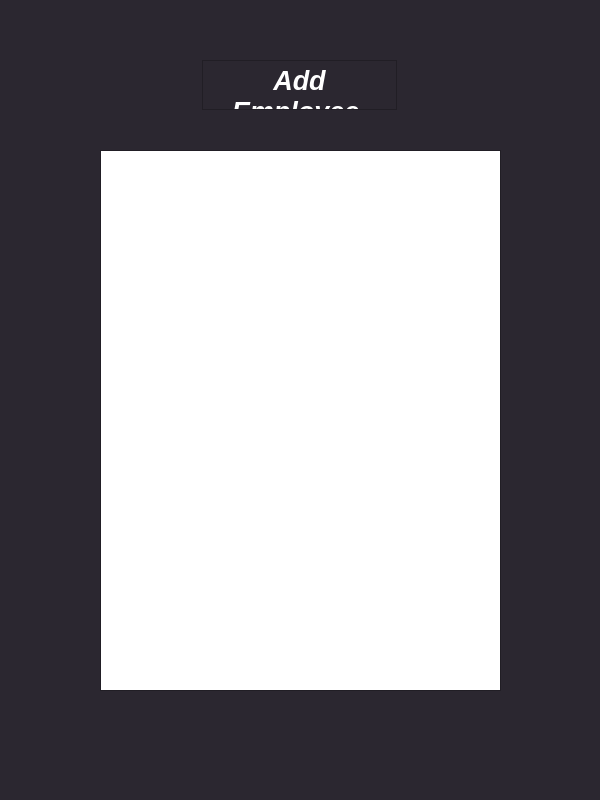
First picture: the form in Employee.ui, repository HeidariSina/Management-App, before the edit.
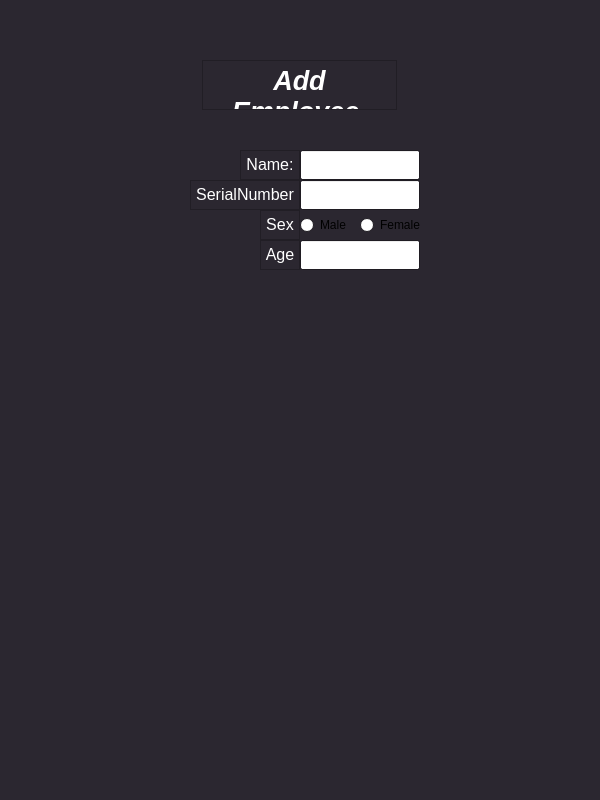
Second picture: the form after the edit.

Commit message: Conection Between 2 pages is done

Diff of the .ui file:
```diff
--- a/Employee.ui
+++ b/Employee.ui
@@ -195,16 +195,6 @@
 &lt;p align=&quot;center&quot; style=&quot; margin-top:0px; margin-bottom:0px; margin-left:0px; margin-right:0px; -qt-block-indent:0; text-indent:0px;&quot;&gt;&lt;span style=&quot; color:#ffffff;&quot;&gt;Add Employee &lt;/span&gt;&lt;/p&gt;&lt;/body&gt;&lt;/html&gt;</string>
     </property>
    </widget>
-   <widget class="QTableView" name="tableView">
-    <property name="geometry">
-     <rect>
-      <x>100</x>
-      <y>150</y>
-      <width>401</width>
-      <height>541</height>
-     </rect>
-    </property>
-   </widget>
    <widget class="QPushButton" name="submitButton">
     <property name="geometry">
      <rect>
@@ -218,6 +208,338 @@
      <string>Submit</string>
     </property>
    </widget>
+   <widget class="QLineEdit" name="NameEdit">
+    <property name="geometry">
+     <rect>
+      <x>300</x>
+      <y>150</y>
+      <width>120</width>
+      <height>30</height>
+     </rect>
+    </property>
+   </widget>
+   <widget class="QTextBrowser" name="NameText">
+    <property name="geometry">
+     <rect>
+      <x>240</x>
+      <y>150</y>
+      <width>60</width>
+      <height>30</height>
+     </rect>
+    </property>
+    <property name="palette">
+     <palette>
+      <active>
+       <colorrole role="Base">
+        <brush brushstyle="SolidPattern">
+         <color alpha="255">
+          <red>43</red>
+          <green>39</green>
+          <blue>48</blue>
+         </color>
+        </brush>
+       </colorrole>
+      </active>
+      <inactive>
+       <colorrole role="Base">
+        <brush brushstyle="SolidPattern">
+         <color alpha="255">
+          <red>43</red>
+          <green>39</green>
+          <blue>48</blue>
+         </color>
+        </brush>
+       </colorrole>
+      </inactive>
+      <disabled>
+       <colorrole role="Base">
+        <brush brushstyle="SolidPattern">
+         <color alpha="255">
+          <red>0</red>
+          <green>0</green>
+          <blue>94</blue>
+         </color>
+        </brush>
+       </colorrole>
+      </disabled>
+     </palette>
+    </property>
+    <property name="font">
+     <font>
+      <family>Segoe UI</family>
+      <pointsize>20</pointsize>
+      <weight>75</weight>
+      <italic>true</italic>
+      <bold>true</bold>
+     </font>
+    </property>
+    <property name="verticalScrollBarPolicy">
+     <enum>Qt::ScrollBarAlwaysOff</enum>
+    </property>
+    <property name="horizontalScrollBarPolicy">
+     <enum>Qt::ScrollBarAlwaysOff</enum>
+    </property>
+    <property name="html">
+     <string>&lt;!DOCTYPE HTML PUBLIC &quot;-//W3C//DTD HTML 4.0//EN&quot; &quot;http://www.w3.org/TR/REC-html40/strict.dtd&quot;&gt;
+&lt;html&gt;&lt;head&gt;&lt;meta name=&quot;qrichtext&quot; content=&quot;1&quot; /&gt;&lt;style type=&quot;text/css&quot;&gt;
+p, li { white-space: pre-wrap; }
+&lt;/style&gt;&lt;/head&gt;&lt;body style=&quot; font-family:'Segoe UI'; font-size:20pt; font-weight:600; font-style:italic;&quot;&gt;
+&lt;p align=&quot;center&quot; style=&quot; margin-top:0px; margin-bottom:0px; margin-left:0px; margin-right:0px; -qt-block-indent:0; text-indent:0px;&quot;&gt;&lt;span style=&quot; font-size:12pt; font-weight:400; font-style:normal; color:#ffffff;&quot;&gt;Name:&lt;/span&gt;&lt;/p&gt;&lt;/body&gt;&lt;/html&gt;</string>
+    </property>
+   </widget>
+   <widget class="QTextBrowser" name="SerialNumberText">
+    <property name="geometry">
+     <rect>
+      <x>190</x>
+      <y>180</y>
+      <width>110</width>
+      <height>30</height>
+     </rect>
+    </property>
+    <property name="palette">
+     <palette>
+      <active>
+       <colorrole role="Base">
+        <brush brushstyle="SolidPattern">
+         <color alpha="255">
+          <red>43</red>
+          <green>39</green>
+          <blue>48</blue>
+         </color>
+        </brush>
+       </colorrole>
+      </active>
+      <inactive>
+       <colorrole role="Base">
+        <brush brushstyle="SolidPattern">
+         <color alpha="255">
+          <red>43</red>
+          <green>39</green>
+          <blue>48</blue>
+         </color>
+        </brush>
+       </colorrole>
+      </inactive>
+      <disabled>
+       <colorrole role="Base">
+        <brush brushstyle="SolidPattern">
+         <color alpha="255">
+          <red>0</red>
+          <green>0</green>
+          <blue>94</blue>
+         </color>
+        </brush>
+       </colorrole>
+      </disabled>
+     </palette>
+    </property>
+    <property name="font">
+     <font>
+      <family>Segoe UI</family>
+      <pointsize>20</pointsize>
+      <weight>75</weight>
+      <italic>true</italic>
+      <bold>true</bold>
+     </font>
+    </property>
+    <property name="verticalScrollBarPolicy">
+     <enum>Qt::ScrollBarAlwaysOff</enum>
+    </property>
+    <property name="horizontalScrollBarPolicy">
+     <enum>Qt::ScrollBarAlwaysOff</enum>
+    </property>
+    <property name="html">
+     <string>&lt;!DOCTYPE HTML PUBLIC &quot;-//W3C//DTD HTML 4.0//EN&quot; &quot;http://www.w3.org/TR/REC-html40/strict.dtd&quot;&gt;
+&lt;html&gt;&lt;head&gt;&lt;meta name=&quot;qrichtext&quot; content=&quot;1&quot; /&gt;&lt;style type=&quot;text/css&quot;&gt;
+p, li { white-space: pre-wrap; }
+&lt;/style&gt;&lt;/head&gt;&lt;body style=&quot; font-family:'Segoe UI'; font-size:20pt; font-weight:600; font-style:italic;&quot;&gt;
+&lt;p align=&quot;center&quot; style=&quot; margin-top:0px; margin-bottom:0px; margin-left:0px; margin-right:0px; -qt-block-indent:0; text-indent:0px;&quot;&gt;&lt;span style=&quot; font-size:12pt; font-weight:400; font-style:normal; color:#ffffff;&quot;&gt;SerialNumber:&lt;/span&gt;&lt;/p&gt;&lt;/body&gt;&lt;/html&gt;</string>
+    </property>
+   </widget>
+   <widget class="QLineEdit" name="SerialNumberEdit">
+    <property name="geometry">
+     <rect>
+      <x>300</x>
+      <y>180</y>
+      <width>120</width>
+      <height>30</height>
+     </rect>
+    </property>
+   </widget>
+   <widget class="QTextBrowser" name="SexText">
+    <property name="geometry">
+     <rect>
+      <x>260</x>
+      <y>210</y>
+      <width>40</width>
+      <height>30</height>
+     </rect>
+    </property>
+    <property name="palette">
+     <palette>
+      <active>
+       <colorrole role="Base">
+        <brush brushstyle="SolidPattern">
+         <color alpha="255">
+          <red>43</red>
+          <green>39</green>
+          <blue>48</blue>
+         </color>
+        </brush>
+       </colorrole>
+      </active>
+      <inactive>
+       <colorrole role="Base">
+        <brush brushstyle="SolidPattern">
+         <color alpha="255">
+          <red>43</red>
+          <green>39</green>
+          <blue>48</blue>
+         </color>
+        </brush>
+       </colorrole>
+      </inactive>
+      <disabled>
+       <colorrole role="Base">
+        <brush brushstyle="SolidPattern">
+         <color alpha="255">
+          <red>0</red>
+          <green>0</green>
+          <blue>94</blue>
+         </color>
+        </brush>
+       </colorrole>
+      </disabled>
+     </palette>
+    </property>
+    <property name="font">
+     <font>
+      <family>Segoe UI</family>
+      <pointsize>20</pointsize>
+      <weight>75</weight>
+      <italic>true</italic>
+      <bold>true</bold>
+     </font>
+    </property>
+    <property name="verticalScrollBarPolicy">
+     <enum>Qt::ScrollBarAlwaysOff</enum>
+    </property>
+    <property name="horizontalScrollBarPolicy">
+     <enum>Qt::ScrollBarAlwaysOff</enum>
+    </property>
+    <property name="html">
+     <string>&lt;!DOCTYPE HTML PUBLIC &quot;-//W3C//DTD HTML 4.0//EN&quot; &quot;http://www.w3.org/TR/REC-html40/strict.dtd&quot;&gt;
+&lt;html&gt;&lt;head&gt;&lt;meta name=&quot;qrichtext&quot; content=&quot;1&quot; /&gt;&lt;style type=&quot;text/css&quot;&gt;
+p, li { white-space: pre-wrap; }
+&lt;/style&gt;&lt;/head&gt;&lt;body style=&quot; font-family:'Segoe UI'; font-size:20pt; font-weight:600; font-style:italic;&quot;&gt;
+&lt;p align=&quot;center&quot; style=&quot; margin-top:0px; margin-bottom:0px; margin-left:0px; margin-right:0px; -qt-block-indent:0; text-indent:0px;&quot;&gt;&lt;span style=&quot; font-size:12pt; font-weight:400; font-style:normal; color:#ffffff;&quot;&gt;Sex:&lt;/span&gt;&lt;/p&gt;&lt;/body&gt;&lt;/html&gt;</string>
+    </property>
+   </widget>
+   <widget class="QRadioButton" name="MaleradioButton">
+    <property name="geometry">
+     <rect>
+      <x>300</x>
+      <y>215</y>
+      <width>82</width>
+      <height>20</height>
+     </rect>
+    </property>
+    <property name="text">
+     <string>Male</string>
+    </property>
+   </widget>
+   <widget class="QRadioButton" name="FemaleradioButton">
+    <property name="geometry">
+     <rect>
+      <x>360</x>
+      <y>215</y>
+      <width>82</width>
+      <height>20</height>
+     </rect>
+    </property>
+    <property name="text">
+     <string>Female</string>
+    </property>
+   </widget>
+   <widget class="QTextBrowser" name="AgeText">
+    <property name="geometry">
+     <rect>
+      <x>260</x>
+      <y>240</y>
+      <width>40</width>
+      <height>30</height>
+     </rect>
+    </property>
+    <property name="palette">
+     <palette>
+      <active>
+       <colorrole role="Base">
+        <brush brushstyle="SolidPattern">
+         <color alpha="255">
+          <red>43</red>
+          <green>39</green>
+          <blue>48</blue>
+         </color>
+        </brush>
+       </colorrole>
+      </active>
+      <inactive>
+       <colorrole role="Base">
+        <brush brushstyle="SolidPattern">
+         <color alpha="255">
+          <red>43</red>
+          <green>39</green>
+          <blue>48</blue>
+         </color>
+        </brush>
+       </colorrole>
+      </inactive>
+      <disabled>
+       <colorrole role="Base">
+        <brush brushstyle="SolidPattern">
+         <color alpha="255">
+          <red>0</red>
+          <green>0</green>
+          <blue>94</blue>
+         </color>
+        </brush>
+       </colorrole>
+      </disabled>
+     </palette>
+    </property>
+    <property name="font">
+     <font>
+      <family>Segoe UI</family>
+      <pointsize>20</pointsize>
+      <weight>75</weight>
+      <italic>true</italic>
+      <bold>true</bold>
+     </font>
+    </property>
+    <property name="verticalScrollBarPolicy">
+     <enum>Qt::ScrollBarAlwaysOff</enum>
+    </property>
+    <property name="horizontalScrollBarPolicy">
+     <enum>Qt::ScrollBarAlwaysOff</enum>
+    </property>
+    <property name="html">
+     <string>&lt;!DOCTYPE HTML PUBLIC &quot;-//W3C//DTD HTML 4.0//EN&quot; &quot;http://www.w3.org/TR/REC-html40/strict.dtd&quot;&gt;
+&lt;html&gt;&lt;head&gt;&lt;meta name=&quot;qrichtext&quot; content=&quot;1&quot; /&gt;&lt;style type=&quot;text/css&quot;&gt;
+p, li { white-space: pre-wrap; }
+&lt;/style&gt;&lt;/head&gt;&lt;body style=&quot; font-family:'Segoe UI'; font-size:20pt; font-weight:600; font-style:italic;&quot;&gt;
+&lt;p align=&quot;center&quot; style=&quot; margin-top:0px; margin-bottom:0px; margin-left:0px; margin-right:0px; -qt-block-indent:0; text-indent:0px;&quot;&gt;&lt;span style=&quot; font-size:12pt; font-weight:400; font-style:normal; color:#ffffff;&quot;&gt;Age:&lt;/span&gt;&lt;/p&gt;&lt;/body&gt;&lt;/html&gt;</string>
+    </property>
+   </widget>
+   <widget class="QLineEdit" name="AgeEdit">
+    <property name="geometry">
+     <rect>
+      <x>300</x>
+      <y>240</y>
+      <width>120</width>
+      <height>30</height>
+     </rect>
+    </property>
+   </widget>
   </widget>
  </widget>
  <resources/>
```
The commit also changes 1 other file.
